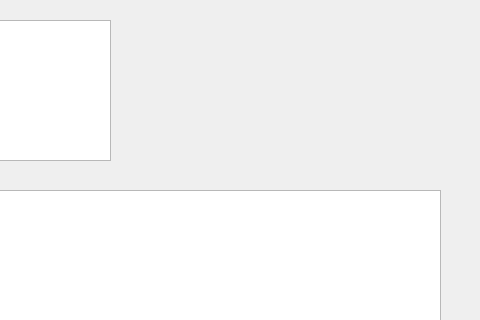
First picture: the form in BackTestGUI/Mainwindow.ui, repository bigandbigstone/mytrader, before the edit; both pictures show x 600 to 1080 and y 0 to 320 of the 1080 by 720 pixel window.
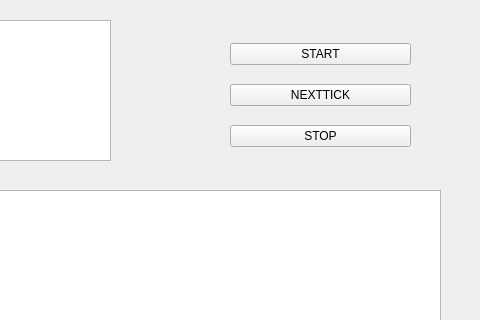
Second picture: the form after the edit.

Commit message: 完成系统逻辑和界面逻辑独立

Diff of the .ui file:
```diff
--- a/BackTestGUI/Mainwindow.ui
+++ b/BackTestGUI/Mainwindow.ui
@@ -57,6 +57,39 @@
      </rect>
     </property>
    </widget>
+   <widget class="QWidget" name="verticalLayoutWidget">
+    <property name="geometry">
+     <rect>
+      <x>830</x>
+      <y>30</y>
+      <width>181</width>
+      <height>131</height>
+     </rect>
+    </property>
+    <layout class="QVBoxLayout" name="verticalLayout">
+     <item>
+      <widget class="QPushButton" name="pushButton">
+       <property name="text">
+        <string>START</string>
+       </property>
+      </widget>
+     </item>
+     <item>
+      <widget class="QPushButton" name="pushButton_3">
+       <property name="text">
+        <string>NEXTTICK</string>
+       </property>
+      </widget>
+     </item>
+     <item>
+      <widget class="QPushButton" name="pushButton_2">
+       <property name="text">
+        <string>STOP</string>
+       </property>
+      </widget>
+     </item>
+    </layout>
+   </widget>
   </widget>
  </widget>
  <resources/>
```
The commit also changes 7 other files.
